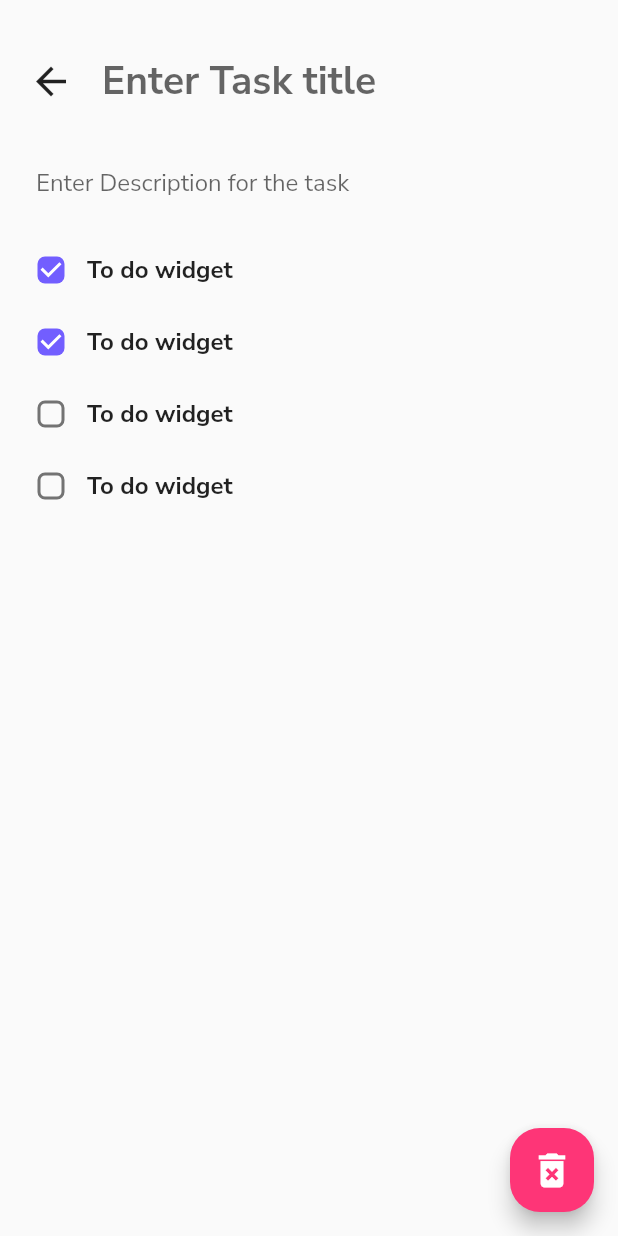
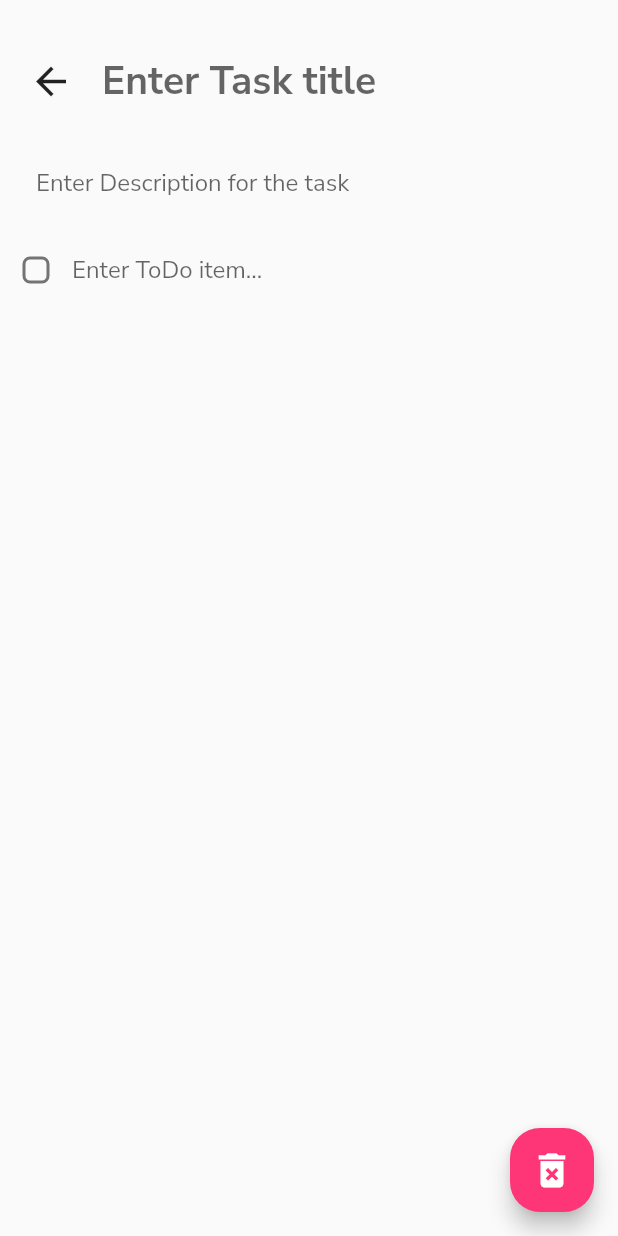
Before and after one commit to Guimmam/to_do_app, a Flutter app: the screen it shows after launch, after a tap on the "add" icon, on a phone screen of 412 x 824 dp. Run offline on Flutter 3.47's test engine with Material 2 defaults, Android fonts, the phone set to English and light mode, and no system bars; our stand-ins replace google_fonts, sqflite; accounts and stored records are empty.

Commit message:
you can now add tasks

```diff
--- a/lib/models/database_helper.dart
+++ b/lib/models/database_helper.dart
@@ -1,26 +1,39 @@
 import 'package:sqflite/sqflite.dart';
 import 'package:path/path.dart';
 import 'package:to_do_app/models/task.dart';
+import 'package:to_do_app/models/todo.dart';
 
 class DatabaseHelper {
   Future<Database> database() async {
     return openDatabase(join(await getDatabasesPath(), 'todo.db'),
-        onCreate: (db, version) {
-      return db.execute(
-        "CREATE TABLE tasks(id INTEGER PRIMARY KEY, title TEXT, description TEXT",
-      );
+        onCreate: (db, version) async {
+      await db.execute(
+          "CREATE TABLE tasks(id INTEGER PRIMARY KEY, title TEXT, description TEXT)");
+      await db.execute(
+          "CREATE TABLE todos(id INTEGER PRIMARY KEY,taskId INTEGER, title TEXT, isDone INTEGER)");
+      return Future.value(db);
     }, version: 1);
   }
 
   Future<void> insertTask(Task task) async {
     Database _db = await database();
-    await _db.insert('tasks', task.toMap(),
+
+    var taskToInsert = {'title': task.title, 'description': task.description};
+    await _db.insert('tasks', taskToInsert,
+        conflictAlgorithm: ConflictAlgorithm.replace);
+  }
+
+  Future<void> insertTodo(Todo todo) async {
+    Database _db = await database();
+    print(todo.toMap());
+    var taskToInsert = {'title': todo.title, 'isDone': todo.isDone};
+    await _db.insert('todos', taskToInsert,
         conflictAlgorithm: ConflictAlgorithm.replace);
   }
 
   Future<List<Task>> getTasks() async {
     Database _db = await database();
-    List<Map<String, dynamic>> taskMap = await _db.query('task');
+    List<Map<String, dynamic>> taskMap = await _db.query('tasks');
 
     return List.generate(
       taskMap.length,
@@ -29,6 +42,5 @@ class DatabaseHelper {
           title: taskMap[index]['title'],
           description: taskMap[index]['description']),
     );
-
   }
 }
--- a/lib/models/task.dart
+++ b/lib/models/task.dart
@@ -5,7 +5,10 @@ class Task {
   final String title;
   final String description;
 
-  Task({this.id = 0, required this.title, this.description=""});
+  Task(
+      {this.id = 0,
+      required this.title,
+      this.description = "No Description Added"});
 
   Map<String, dynamic> toMap() {
     return {
--- /dev/null
+++ b/lib/models/todo.dart
@@ -0,0 +1,22 @@
+class Todo {
+  final int id;
+  final int taskId;
+  final String title;
+  final int isDone;
+
+  Todo({
+    this.id = 0,
+    required this.title,
+    required this.taskId,
+    required this.isDone,
+  });
+
+  Map<String, dynamic> toMap() {
+    return {
+      'id': id,
+      'taskId': taskId,
+      'title': title,
+      'isDone': isDone,
+    };
+  }
+}
--- a/lib/screens/home_screen.dart
+++ b/lib/screens/home_screen.dart
@@ -1,6 +1,9 @@
 import 'package:flutter/material.dart';
+import 'package:to_do_app/models/database_helper.dart';
+import 'package:to_do_app/models/task.dart';
 import 'package:to_do_app/screens/task_screen.dart';
 import 'package:to_do_app/widgets/task_card.dart';
+import 'task_screen.dart';
 
 class HomeScreen extends StatefulWidget {
   const HomeScreen({Key? key}) : super(key: key);
@@ -12,11 +15,20 @@ class HomeScreen extends StatefulWidget {
 class _HomeScreenState extends State<HomeScreen> {
   @override
   Widget build(BuildContext context) {
+    DatabaseHelper _dbHelper = DatabaseHelper();
+
     return Scaffold(
       floatingActionButton: FloatingActionButton(
         onPressed: () {
+          Task task = Task(title: '');
           Navigator.push(
-              context, MaterialPageRoute(builder: (context) => TaskScreen()));
+              context,
+              MaterialPageRoute(
+                  builder: (context) => TaskScreen(
+                        task: task,
+                      ))).then((value) {
+            setState(() {});
+          });
         },
         child: Icon(
           Icons.add,
@@ -41,12 +53,27 @@ class _HomeScreenState extends State<HomeScreen> {
                 ),
               ),
               Expanded(
-                child: ListView(
-                  children: [
-
-                  ],
-                ),
-              )
+                  child: FutureBuilder(
+                      future: _dbHelper.getTasks(),
+                      builder: (context, AsyncSnapshot<List<Task>> snapshot) =>
+                          ListView.builder(
+                            itemCount:
+                                snapshot.hasData ? snapshot.data!.length : 0,
+                            itemBuilder: (context, index) => InkWell(
+                              onTap: () {
+                                Navigator.push(
+                                    context,
+                                    MaterialPageRoute(
+                                        builder: (context) => TaskScreen(
+                                              task: snapshot.data![index],
+                                            )));
+                              },
+                              child: TaskCard(
+                                title: snapshot.data![index].title,
+                                description: snapshot.data![index].description,
+                              ),
+                            ),
+                          )))
             ],
           ),
         ),
--- a/lib/screens/task_screen.dart
+++ b/lib/screens/task_screen.dart
@@ -1,16 +1,28 @@
 import 'package:flutter/material.dart';
 import 'package:to_do_app/models/database_helper.dart';
 import 'package:to_do_app/models/task.dart';
+import 'package:to_do_app/models/todo.dart';
 import 'package:to_do_app/widgets/to_do.dart';
 
 class TaskScreen extends StatefulWidget {
-  const TaskScreen({Key? key}) : super(key: key);
+  final Task task;
+  const TaskScreen({Key? key, required this.task}) : super(key: key);
 
   @override
   _TaskScreenState createState() => _TaskScreenState();
 }
 
 class _TaskScreenState extends State<TaskScreen> {
+  String _taskTitle = "";
+
+  @override
+  void initState() {
+    if (widget.task.title != '') {
+      _taskTitle = widget.task.title;
+    }
+    super.initState();
+  }
+
   @override
   Widget build(BuildContext context) {
     return Scaffold(
@@ -50,9 +62,10 @@ class _TaskScreenState extends State<TaskScreen> {
                           DatabaseHelper _dbHelper = DatabaseHelper();
 
                           Task _newTask = Task(title: value);
-                         await _dbHelper.insertTask(_newTask);
+                          await _dbHelper.insertTask(_newTask);
                         }
                       },
+                      controller: TextEditingController()..text = _taskTitle,
                       decoration: InputDecoration(
                         hintText: 'Enter Task title',
                         border: InputBorder.none,
@@ -74,19 +87,39 @@ class _TaskScreenState extends State<TaskScreen> {
                       border: InputBorder.none),
                 ),
               ),
-              ToDo(
-                isDone: true,
-                text: 'To do widget',
-              ),
-              ToDo(
-                isDone: true,
-                text: 'Create second task',
-              ),
-              ToDo(
-                isDone: false,
-                text: 'Just another todo',
-              ),
-              ToDo(),
+              Column(
+                children: [
+                  Row(
+                    children: [
+                      Checkbox(
+                        value: false,
+                        shape: RoundedRectangleBorder(
+                            borderRadius: BorderRadius.circular(5)),
+                        onChanged: (_) {},
+                      ),
+                      Expanded(
+                          child: TextField(
+                        onSubmitted: (value) async {
+                          print(value);
+                          if (!value.isEmpty) {
+                            DatabaseHelper _dbHelper = DatabaseHelper();
+
+                            Todo _newTodo = Todo(
+                                title: value,
+                                taskId: widget.task.id,
+                                isDone: 0);
+                            await _dbHelper.insertTodo(_newTodo);
+                          }
+                        },
+                        decoration: InputDecoration(
+                          hintText: "Enter ToDo item...",
+                          border: InputBorder.none,
+                        ),
+                      )),
+                    ],
+                  ),
+                ],
+              )
             ],
           ),
         ),
```
Also changed, not shown: pubspec.lock.
